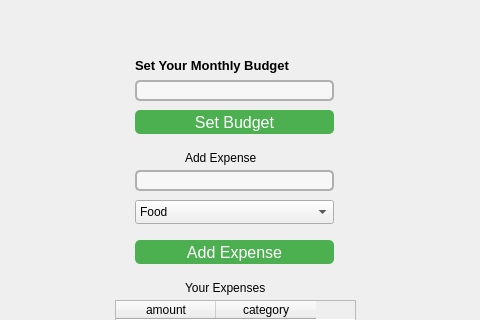
Before: the Qt Designer form mainwindow.ui in 0524ashley/PersonalBudget, drawn with Qt 5; both pictures show x 145 to 625 and y 0 to 320 of the 800 by 600 pixel window.
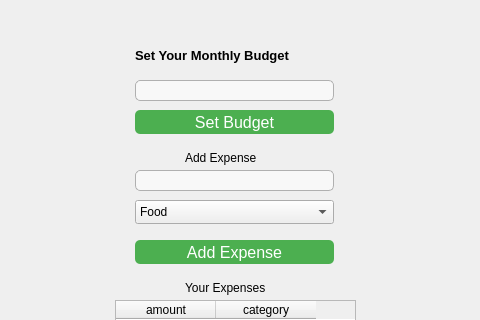
After: the same form once the commit is applied.

Patch:
```diff
--- a/mainwindow.ui
+++ b/mainwindow.ui
@@ -18,9 +18,9 @@
     <property name="geometry">
      <rect>
       <x>280</x>
-      <y>50</y>
+      <y>30</y>
       <width>211</width>
-      <height>31</height>
+      <height>51</height>
      </rect>
     </property>
     <property name="font">
@@ -64,14 +64,14 @@
      </rect>
     </property>
     <property name="styleSheet">
-     <string notr="true">QLineEdit {
-    border: 2px solid #B0B0B0; /* Light gray border */
-    border-radius: 5px; /* Rounded corners */
-    padding: 5px 10px; /* Padding inside the text box */
+     <string notr="true">/* Username and Password Line Edits */
+QLineEdit {
+    background-color: #F8F8F8; /* Light gray background */
+    color: #333333; /* Dark text color */
     font-family: &quot;Arial&quot;, sans-serif; /* Formal font */
-    font-size: 14px; /* Adjust size to your liking */
-    color: #333333; /* Text color */
-    background-color: #F7F7F7; /* Light background color */
+    font-size: 14px; /* Font size */
+    border: 1px solid #B0B0B0; /* Light border */
+    border-radius: 5px; /* Rounded corners */
 }
 
 QLineEdit:focus {
@@ -104,14 +104,14 @@
      </rect>
     </property>
     <property name="styleSheet">
-     <string notr="true">QLineEdit {
-    border: 2px solid #B0B0B0; /* Light gray border */
-    border-radius: 5px; /* Rounded corners */
-    padding: 5px 10px; /* Padding inside the text box */
+     <string notr="true">/* Username and Password Line Edits */
+QLineEdit {
+    background-color: #F8F8F8; /* Light gray background */
+    color: #333333; /* Dark text color */
     font-family: &quot;Arial&quot;, sans-serif; /* Formal font */
-    font-size: 14px; /* Adjust size to your liking */
-    color: #333333; /* Text color */
-    background-color: #F7F7F7; /* Light background color */
+    font-size: 14px; /* Font size */
+    border: 1px solid #B0B0B0; /* Light border */
+    border-radius: 5px; /* Rounded corners */
 }
 
 QLineEdit:focus {
```
Left out of the diff: 5 changed lines with no effect on the pictures.
